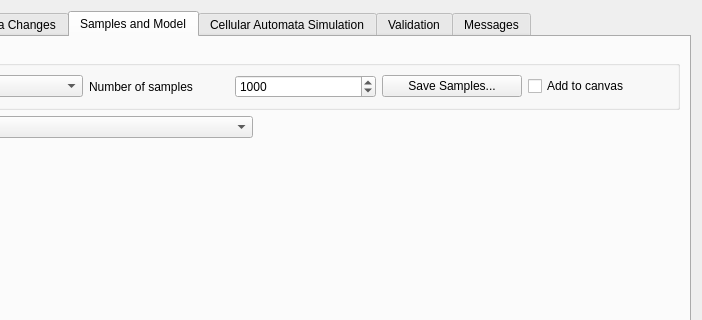
Qt form ui/moluscedialogbase.ui (nextgis/qgis_molusce) before a commit; both pictures show x 237 to 939 and y 0 to 320 of the 939 by 591 pixel window.
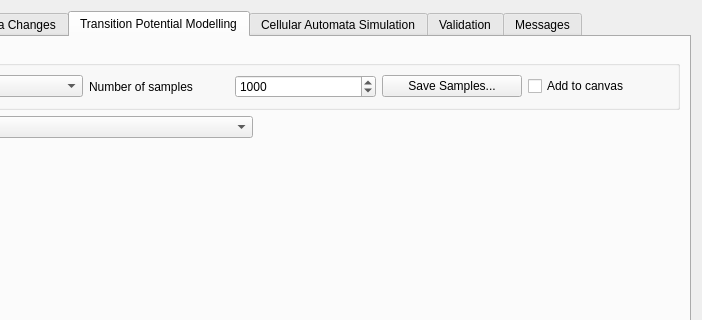
The same form after that commit. The open tabs and pages were chosen to show the change. Custom widgets are drawn as their Qt base class.

Diff of the .ui file:
```diff
--- a/ui/moluscedialogbase.ui
+++ b/ui/moluscedialogbase.ui
@@ -240,7 +240,7 @@
      </widget>
      <widget class="QWidget" name="tabModel">
       <attribute name="title">
-       <string>Samples and Model</string>
+       <string>Transition Potential Modelling</string>
       </attribute>
       <layout class="QGridLayout" name="gridLayout_3">
        <item row="2" column="0">
```
Left out of the diff: 2 changed lines with no effect on the pictures.
